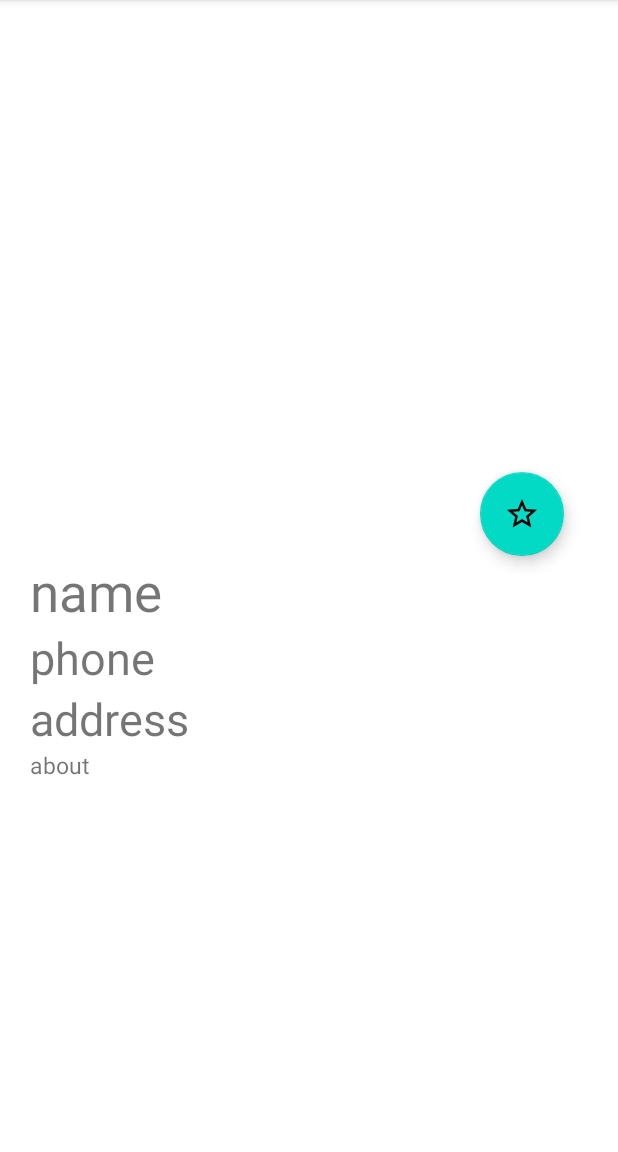
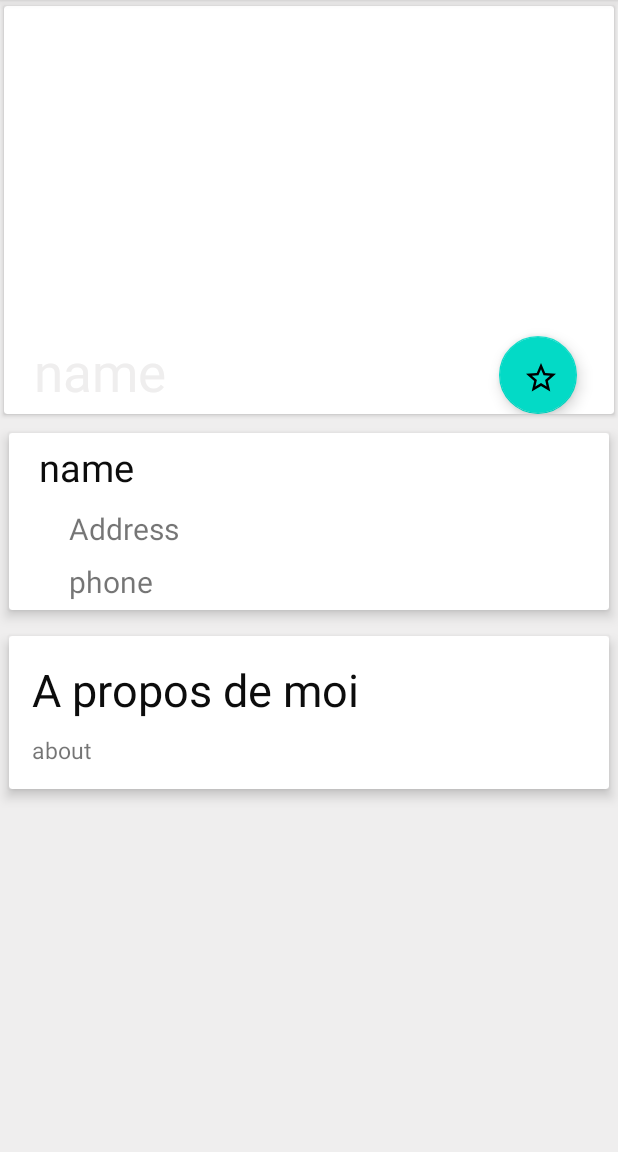
Before and after one commit to Emre-OVTR/Entrevoisins, an Android app: the InfoActivity screen opened directly, with no data from a screen before it, on a phone screen of 412 x 824 dp, the part 84-1236 px from its top. Run offline under Robolectric (Android 15) with nearby library versions, the phone set to English and light mode, and no system bars; pictures from the network do not load; 6 statements that could not run were skipped.

Commit message:
InfoActivity

```diff
--- a/app/build.gradle
+++ b/app/build.gradle
@@ -30,6 +30,7 @@ dependencies {
     implementation 'com.android.support.constraint:constraint-layout:1.1.3'
     implementation 'com.android.support:support-v4:28.0.0'
     implementation 'com.android.support:recyclerview-v7:28.0.0'
+    implementation 'com.android.support:cardview-v7:28.0.0'
 
     implementation 'com.jakewharton:butterknife:9.0.0'
     annotationProcessor 'com.jakewharton:butterknife-compiler:9.0.0'
--- a/app/src/main/java/com/openclassrooms/entrevoisins/ui/neighbour_list/InfoActivity.java
+++ b/app/src/main/java/com/openclassrooms/entrevoisins/ui/neighbour_list/InfoActivity.java
@@ -25,6 +25,7 @@ public class InfoActivity extends AppCompatActivity {
     private TextView mAbout;
     private TextView mPhone;
     private TextView mAddress;
+    private TextView mDetailNameText;
 
 
     private NeighbourApiService mApiService;
@@ -41,10 +42,12 @@ public class InfoActivity extends AppCompatActivity {
         mAbout = findViewById(R.id.activity_info_about_text);
         mPhone = findViewById(R.id.activity_info_phone_text);
         mAddress = findViewById(R.id.activity_info_address_text);
+        mDetailNameText = findViewById(R.id.activity_detail_name_text);
 
         Neighbour neighbour = (Neighbour) getIntent().getSerializableExtra("Editing");
 
         mNameText.setText(neighbour.getName());
+        mDetailNameText.setText(neighbour.getName());
         Glide.with(this).load(neighbour.getAvatarUrl()).into(mInfoAvatar);
         mAbout.setText(neighbour.getAboutMe());
         mPhone.setText(neighbour.getPhoneNumber());
--- a/app/src/main/res/layout/activity_info.xml
+++ b/app/src/main/res/layout/activity_info.xml
@@ -1,61 +1,117 @@
 <?xml version="1.0" encoding="utf-8"?>
 <LinearLayout
     xmlns:android="http://schemas.android.com/apk/res/android"
+    xmlns:card_view="http://schemas.android.com/apk/res-auto"
     xmlns:tools="http://schemas.android.com/tools"
     android:id="@+id/activity_info_xml"
     android:orientation="vertical"
     android:layout_width="match_parent"
     android:layout_height="match_parent"
-    android:background="@color/cardview_light_background"
+    android:background="@color/colorSecondary"
     tools:context=".ui.neighbour_list.InfoActivity">
 
-    <ImageView
-        android:id="@+id/activity_info_avatar"
+    <android.support.v7.widget.CardView
+        android:id="@+id/card_view"
         android:layout_width="match_parent"
-        android:layout_height="309dp"
-        android:layout_marginTop="0dp"
-        android:layout_marginBottom="5dp"
-        android:scaleType="centerCrop"/>
-
+        android:layout_height="280dp"
+        card_view:cardBackgroundColor="@color/cardview_light_background"
+        card_view:cardUseCompatPadding="true">
 
         <android.support.design.widget.FloatingActionButton
             android:id="@+id/activity_info_fav_btn"
             android:layout_width="wrap_content"
             android:layout_height="wrap_content"
-        android:layout_marginLeft="320dp"
+            android:layout_marginStart="330dp"
+            android:layout_marginTop="220dp"
             android:src="@drawable/ic_star_border_white_24dp"></android.support.design.widget.FloatingActionButton>
+
+        <ImageView
+            android:id="@+id/activity_info_avatar"
+            android:layout_width="match_parent"
+            android:layout_height="match_parent"
+            android:scaleType="centerCrop" />
 
         <TextView
             android:id="@+id/activity_info_name_text"
             android:layout_width="wrap_content"
             android:layout_height="wrap_content"
             android:layout_marginStart="20dp"
+            android:layout_marginTop="220dp"
             android:text="name"
-        android:textSize="35dp"/>
+            android:textStyle="normal"
+            android:textSize="35dp"
+            android:textColor="@color/colorSecondary" />
+
+
+
+    </android.support.v7.widget.CardView>
+
+    <android.support.v7.widget.CardView
+        android:layout_width="match_parent"
+        android:layout_height="wrap_content"
+        card_view:cardElevation="5dp"
+        card_view:cardUseCompatPadding="true"
+        >
+
+        <TextView
+            android:id="@+id/activity_detail_name_text"
+            android:layout_width="wrap_content"
+            android:layout_height="wrap_content"
+            android:layout_marginTop="5dp"
+            android:layout_marginStart="20dp"
+            android:text="name"
+            android:textStyle="normal"
+            android:textColor="@color/colorSecondaryBlack"
+            android:textSize="25dp"></TextView>
+
+        <TextView
+            android:id="@+id/activity_info_address_text"
+            android:layout_width="wrap_content"
+            android:layout_height="wrap_content"
+            android:layout_marginStart="40dp"
+            android:layout_marginTop="50dp"
+            android:text="Address"
+            android:textStyle="normal"
+            android:textSize="20dp"></TextView>
 
         <TextView
         android:id="@+id/activity_info_phone_text"
         android:layout_width="wrap_content"
         android:layout_height="wrap_content"
-        android:layout_marginStart="20dp"
+        android:layout_marginStart="40dp"
+        android:layout_marginTop="85dp"
+        android:layout_marginBottom="5dp"
         android:text="phone"
-        android:textSize="30dp"></TextView>
+        android:textStyle="normal"
+        android:textSize="20dp"></TextView>
+
+
+    </android.support.v7.widget.CardView>
+
+    <android.support.v7.widget.CardView
+        android:layout_width="match_parent"
+        android:layout_height="wrap_content"
+        card_view:cardElevation="5dp"
+        card_view:cardUseCompatPadding="true">
 
         <TextView
-        android:id="@+id/activity_info_address_text"
-        android:layout_width="wrap_content"
+            android:layout_width="match_parent"
             android:layout_height="wrap_content"
-        android:layout_marginStart="20dp"
-        android:text="address"
-        android:textSize="30dp"></TextView>
+            android:text="A propos de moi"
+            android:textStyle="normal"
+            android:textColor="@color/colorSecondaryBlack"
+            android:textSize="30dp"
+            android:padding="15dp"></TextView>
+
 
         <TextView
         android:id="@+id/activity_info_about_text"
-        android:layout_width="wrap_content"
-        android:layout_height="wrap_content"
+        android:layout_width="match_parent"
+        android:layout_height="match_parent"
+        android:padding="15dp"
         android:text="about"
         android:textSize="15dp"
-        android:layout_marginStart="20dp"></TextView>
-
+        android:layout_marginTop="50dp"    ></TextView>
+    </android.support.v7.widget.CardView>
 
 </LinearLayout>
--- a/app/src/main/res/values/colors.xml
+++ b/app/src/main/res/values/colors.xml
@@ -3,4 +3,6 @@
     <color name="colorPrimary">#03A9F4</color>
     <color name="colorPrimaryDark">#0287c3</color>
     <color name="colorAccent">#FF80AB</color>
+    <color name="colorSecondary">#EFEEEE</color>
+    <color name="colorSecondaryBlack">#0C0C0C</color>
 </resources>
```
Lines whose indentation alone changed are shown as unchanged.
